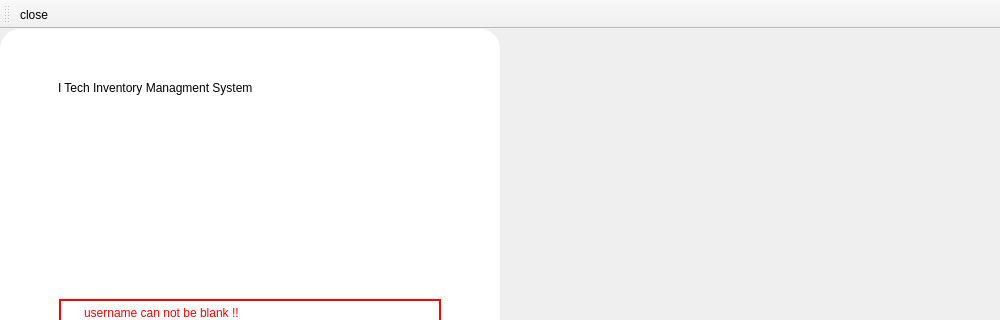
Old version of the form login.ui in the repository buka-pitch/I-Tech_inventory_managment; both pictures show x 0 to 1000 and y 0 to 320 of the 1000 by 600 pixel window.
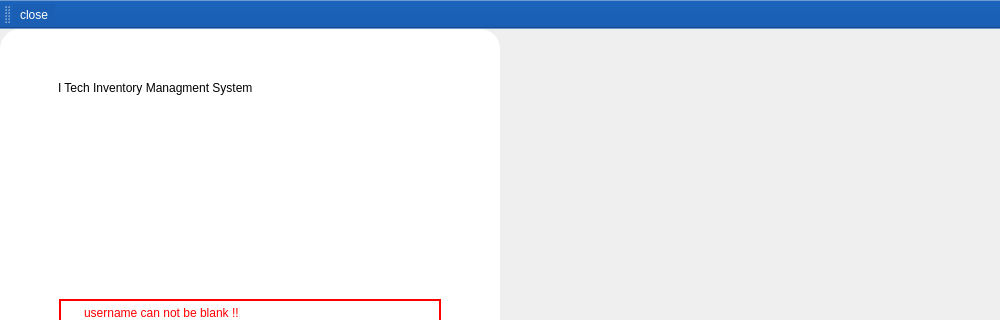
New version of the form. Icons and pictures are not drawn.

Patch:
```diff
--- a/login.ui
+++ b/login.ui
@@ -459,6 +459,16 @@
    <property name="windowTitle">
     <string>toolBar</string>
    </property>
+   <property name="autoFillBackground">
+    <bool>false</bool>
+   </property>
+   <property name="styleSheet">
+    <string notr="true">background-color:rgb(26, 95, 180);
+color:white;</string>
+   </property>
+   <property name="toolButtonStyle">
+    <enum>Qt::ToolButtonIconOnly</enum>
+   </property>
    <attribute name="toolBarArea">
     <enum>TopToolBarArea</enum>
    </attribute>
```
Left out of the diff: 13 changed lines with no effect on the pictures.
